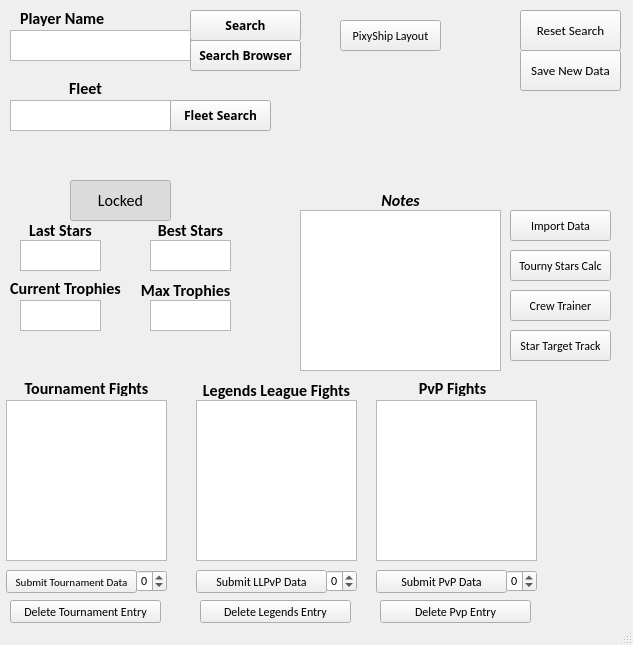
Above: _internal/pss-ttt.ui from arraken/pss-ttt before the change. Below: the same form after it.
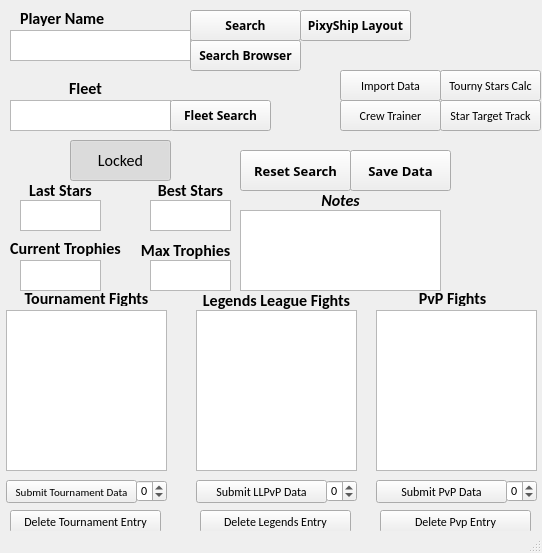
That is the form after the change.

Patch:
```diff
--- a/_internal/pss-ttt.ui
+++ b/_internal/pss-ttt.ui
@@ -6,10 +6,16 @@
    <rect>
     <x>0</x>
     <y>0</y>
-    <width>633</width>
-    <height>645</height>
+    <width>542</width>
+    <height>553</height>
    </rect>
   </property>
+  <property name="sizePolicy">
+   <sizepolicy hsizetype="Fixed" vsizetype="Fixed">
+    <horstretch>0</horstretch>
+    <verstretch>0</verstretch>
+   </sizepolicy>
+  </property>
   <property name="font">
    <font>
     <family>Calibri</family>
@@ -21,6 +27,9 @@
   <property name="statusTip">
    <string notr="true"/>
   </property>
+  <property name="toolButtonStyle">
+   <enum>Qt::ToolButtonTextUnderIcon</enum>
+  </property>
   <widget class="QWidget" name="centralwidget">
    <widget class="QLabel" name="fleetNameLabel">
     <property name="geometry">
@@ -51,7 +60,7 @@
     <property name="geometry">
      <rect>
       <x>150</x>
-      <y>240</y>
+      <y>200</y>
       <width>81</width>
       <height>31</height>
      </rect>
@@ -64,7 +73,7 @@
     <property name="geometry">
      <rect>
       <x>120</x>
-      <y>280</y>
+      <y>240</y>
       <width>131</width>
       <height>20</height>
      </rect>
@@ -111,7 +120,7 @@
     <property name="geometry">
      <rect>
       <x>6</x>
-      <y>380</y>
+      <y>290</y>
       <width>161</width>
       <height>16</height>
      </rect>
@@ -136,7 +145,7 @@
     <property name="geometry">
      <rect>
       <x>20</x>
-      <y>240</y>
+      <y>200</y>
       <width>81</width>
       <height>31</height>
      </rect>
@@ -149,7 +158,7 @@
     <property name="geometry">
      <rect>
       <x>376</x>
-      <y>570</y>
+      <y>480</y>
       <width>131</width>
       <height>23</height>
      </rect>
@@ -162,7 +171,7 @@
     <property name="geometry">
      <rect>
       <x>136</x>
-      <y>570</y>
+      <y>480</y>
       <width>31</width>
       <height>22</height>
      </rect>
@@ -178,7 +187,7 @@
     <property name="geometry">
      <rect>
       <x>20</x>
-      <y>220</y>
+      <y>180</y>
       <width>81</width>
       <height>20</height>
      </rect>
@@ -202,10 +211,10 @@
    <widget class="QTextEdit" name="playerNotes">
     <property name="geometry">
      <rect>
-      <x>300</x>
+      <x>240</x>
       <y>210</y>
       <width>201</width>
-      <height>161</height>
+      <height>81</height>
      </rect>
     </property>
     <property name="tabChangesFocus">
@@ -216,7 +225,7 @@
     <property name="geometry">
      <rect>
       <x>506</x>
-      <y>570</y>
+      <y>480</y>
       <width>31</width>
       <height>22</height>
      </rect>
@@ -232,7 +241,7 @@
     <property name="geometry">
      <rect>
       <x>150</x>
-      <y>300</y>
+      <y>260</y>
       <width>81</width>
       <height>31</height>
      </rect>
@@ -265,7 +274,7 @@
     <property name="geometry">
      <rect>
       <x>150</x>
-      <y>220</y>
+      <y>180</y>
       <width>81</width>
       <height>20</height>
      </rect>
@@ -290,7 +299,7 @@
     <property name="geometry">
      <rect>
       <x>196</x>
-      <y>570</y>
+      <y>480</y>
       <width>131</width>
       <height>23</height>
      </rect>
@@ -303,7 +312,7 @@
     <property name="geometry">
      <rect>
       <x>326</x>
-      <y>570</y>
+      <y>480</y>
       <width>31</width>
       <height>22</height>
      </rect>
@@ -319,7 +328,7 @@
     <property name="geometry">
      <rect>
       <x>-10</x>
-      <y>280</y>
+      <y>240</y>
       <width>151</width>
       <height>16</height>
      </rect>
@@ -343,7 +352,7 @@
    <widget class="QLabel" name="playerNotesLabel">
     <property name="geometry">
      <rect>
-      <x>300</x>
+      <x>240</x>
       <y>190</y>
       <width>201</width>
       <height>20</height>
@@ -406,7 +415,7 @@
     <property name="geometry">
      <rect>
       <x>70</x>
-      <y>180</y>
+      <y>140</y>
       <width>101</width>
       <height>41</height>
      </rect>
@@ -431,7 +440,7 @@
     <property name="geometry">
      <rect>
       <x>6</x>
-      <y>570</y>
+      <y>480</y>
       <width>131</width>
       <height>23</height>
      </rect>
@@ -449,7 +458,7 @@
     <property name="geometry">
      <rect>
       <x>20</x>
-      <y>300</y>
+      <y>260</y>
       <width>81</width>
       <height>31</height>
      </rect>
@@ -462,7 +471,7 @@
     <property name="geometry">
      <rect>
       <x>196</x>
-      <y>380</y>
+      <y>290</y>
       <width>161</width>
       <height>20</height>
      </rect>
@@ -487,7 +496,7 @@
     <property name="geometry">
      <rect>
       <x>372</x>
-      <y>380</y>
+      <y>290</y>
       <width>161</width>
       <height>16</height>
      </rect>
@@ -539,27 +548,29 @@
    <widget class="QPushButton" name="saveNewData">
     <property name="geometry">
      <rect>
-      <x>520</x>
-      <y>50</y>
+      <x>350</x>
+      <y>150</y>
       <width>101</width>
       <height>41</height>
      </rect>
     </property>
     <property name="font">
      <font>
-      <family>Calibri</family>
+      <family>Arial Black</family>
       <pointsize>10</pointsize>
+      <weight>75</weight>
+      <bold>true</bold>
      </font>
     </property>
     <property name="text">
-     <string>Save New Data</string>
+     <string>Save Data</string>
     </property>
    </widget>
    <widget class="QTableView" name="tournyTable">
     <property name="geometry">
      <rect>
       <x>6</x>
-      <y>400</y>
+      <y>310</y>
       <width>161</width>
       <height>161</height>
      </rect>
@@ -569,7 +580,7 @@
     <property name="geometry">
      <rect>
       <x>196</x>
-      <y>400</y>
+      <y>310</y>
       <width>161</width>
       <height>161</height>
      </rect>
@@ -579,7 +590,7 @@
     <property name="geometry">
      <rect>
       <x>376</x>
-      <y>400</y>
+      <y>310</y>
       <width>161</width>
       <height>161</height>
      </rect>
@@ -594,16 +605,18 @@
    <widget class="QPushButton" name="resetButton">
     <property name="geometry">
      <rect>
-      <x>520</x>
-      <y>10</y>
-      <width>101</width>
+      <x>240</x>
+      <y>150</y>
+      <width>111</width>
       <height>41</height>
      </rect>
     </property>
     <property name="font">
      <font>
-      <family>Calibri</family>
+      <family>Arial Black</family>
       <pointsize>10</pointsize>
+      <weight>75</weight>
+      <bold>true</bold>
      </font>
     </property>
     <property name="text">
@@ -613,12 +626,19 @@
    <widget class="QPushButton" name="pixyshipLayoutButton">
     <property name="geometry">
      <rect>
-      <x>340</x>
-      <y>20</y>
-      <width>101</width>
+      <x>300</x>
+      <y>10</y>
+      <width>111</width>
       <height>31</height>
      </rect>
     </property>
+    <property name="font">
+     <font>
+      <family>Arial Black</family>
+      <weight>75</weight>
+      <bold>true</bold>
+     </font>
+    </property>
     <property name="text">
      <string>PixyShip Layout</string>
     </property>
@@ -626,8 +646,8 @@
    <widget class="QPushButton" name="importDialogButton">
     <property name="geometry">
      <rect>
-      <x>510</x>
-      <y>210</y>
+      <x>340</x>
+      <y>70</y>
       <width>101</width>
       <height>31</height>
      </rect>
@@ -666,7 +686,7 @@
     <property name="geometry">
      <rect>
       <x>10</x>
-      <y>600</y>
+      <y>510</y>
       <width>151</width>
       <height>23</height>
      </rect>
@@ -679,7 +699,7 @@
     <property name="geometry">
      <rect>
       <x>200</x>
-      <y>600</y>
+      <y>510</y>
       <width>151</width>
       <height>23</height>
      </rect>
@@ -692,7 +712,7 @@
     <property name="geometry">
      <rect>
       <x>380</x>
-      <y>600</y>
+      <y>510</y>
       <width>151</width>
       <height>23</height>
      </rect>
@@ -704,8 +724,8 @@
    <widget class="QPushButton" name="tournyStarsWindow">
     <property name="geometry">
      <rect>
-      <x>510</x>
-      <y>250</y>
+      <x>440</x>
+      <y>70</y>
       <width>101</width>
       <height>31</height>
      </rect>
@@ -717,8 +737,8 @@
    <widget class="QPushButton" name="crewTrainerButton">
     <property name="geometry">
      <rect>
-      <x>510</x>
-      <y>290</y>
+      <x>340</x>
+      <y>100</y>
       <width>101</width>
       <height>31</height>
      </rect>
@@ -730,8 +750,8 @@
    <widget class="QPushButton" name="starTargetTrackButton">
     <property name="geometry">
      <rect>
-      <x>510</x>
-      <y>330</y>
+      <x>440</x>
+      <y>100</y>
       <width>101</width>
       <height>31</height>
      </rect>
```
